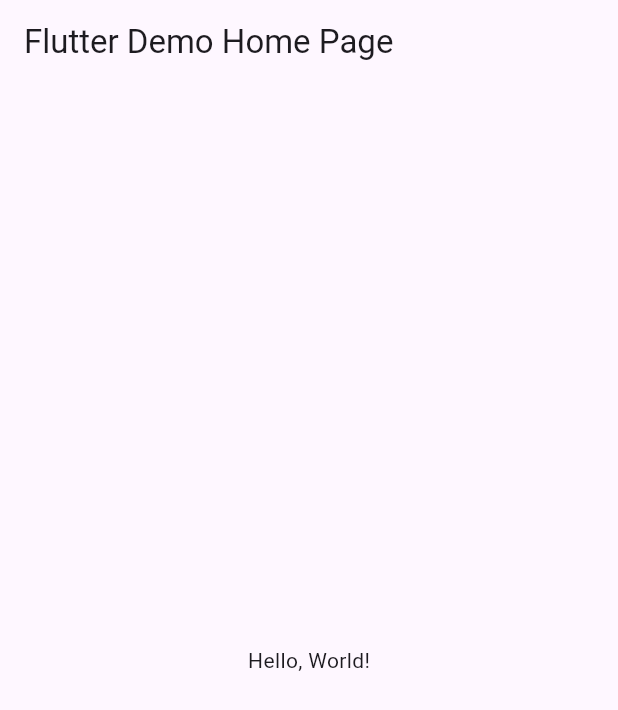
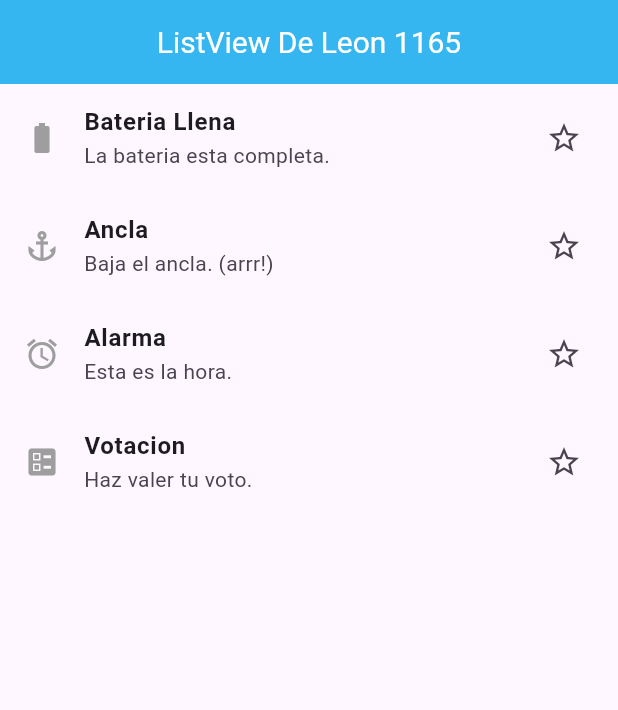
Before and after one commit to Asyhbd2/P12ListViewExamen, a Flutter app: the screen it shows after launch, on a phone screen of 412 x 824 dp. Shown: the top 710 px of the screen. Run offline on Flutter 3.47's test engine with Material 3 defaults, Android fonts, the phone set to English and light mode, and no system bars.

Commit message:
Pusheando cambios 2

```diff
--- a/lib/main.dart
+++ b/lib/main.dart
@@ -1,41 +1,52 @@
 import 'package:flutter/material.dart';
 
-void main() => runApp(MyApp());
+void main() => runApp(MisListViews());
 
-class MyApp extends StatelessWidget {
-  const MyApp({super.key});
-  // This widget is the root of your application.
+class MisListViews extends StatelessWidget {
+  const MisListViews({Key? key}) : super(key: key);
+
   @override
   Widget build(BuildContext context) {
     return MaterialApp(
-      // Application name
-      title: 'Flutter Hello World',
-      // Application theme data, you can set the colors for the application as
-      // you want
-      theme: ThemeData(
-        // useMaterial3: false,
-        primarySwatch: Colors.blue,
-      ),
-      // A widget which will be started on application startup
-      home: MyHomePage(title: 'Flutter Demo Home Page'),
-    );
-  }
-}
-
-class MyHomePage extends StatelessWidget {
-  final String title;
-  const MyHomePage({super.key, required this.title});
-
-  @override
-  Widget build(BuildContext context) {
-    return Scaffold(
-      appBar: AppBar(
-        // The title text which will be shown on the action bar
-        title: Text(title),
-      ),
-      body: Center(
-        child: Text(
-          'Hello, World!',
+      debugShowCheckedModeBanner: false,
+      home: Scaffold(
+        appBar: AppBar(
+          title: const Text("ListView De Leon 1165"),
+          titleTextStyle: const TextStyle(color: Colors.white, fontSize: 20),
+          centerTitle: true,
+          backgroundColor: const Color(0xff36b6f1),
+        ),
+        body: ListView(
+          children: const [
+            ListTile(
+              leading: Icon(Icons.battery_full, color: Colors.grey),
+              title: Text("Bateria Llena",
+                  style: TextStyle(fontWeight: FontWeight.bold)),
+              subtitle: Text("La bateria esta completa."),
+              trailing: Icon(Icons.star_border),
+            ),
+            ListTile(
+              leading: Icon(Icons.anchor, color: Colors.grey),
+              title:
+                  Text("Ancla", style: TextStyle(fontWeight: FontWeight.bold)),
+              subtitle: Text("Baja el ancla. (arrr!)"),
+              trailing: Icon(Icons.star_border),
+            ),
+            ListTile(
+              leading: Icon(Icons.alarm, color: Colors.grey),
+              title:
+                  Text("Alarma", style: TextStyle(fontWeight: FontWeight.bold)),
+              subtitle: Text("Esta es la hora."),
+              trailing: Icon(Icons.star_border),
+            ),
+            ListTile(
+              leading: Icon(Icons.ballot, color: Colors.grey),
+              title: Text("Votacion",
+                  style: TextStyle(fontWeight: FontWeight.bold)),
+              subtitle: Text("Haz valer tu voto."),
+              trailing: Icon(Icons.star_border),
+            ),
+          ],
         ),
       ),
     );
```
Also changed, not shown: listviews.png (added).
